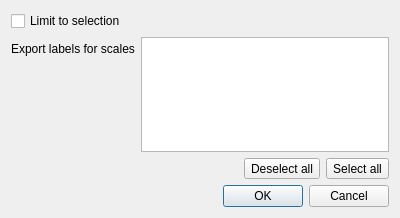
This is qgepqwat2ili/gui/gui_export.ui in QGEP/qgepqwat2ili as Qt 5 draws it before an edit. The edited form follows.
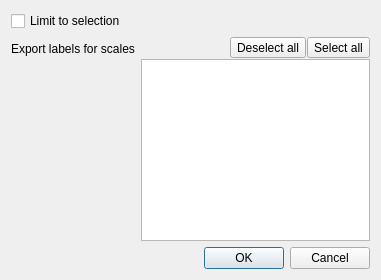
This is the edited form.

Commit message: ui fine tuning

What changed in the file:
```diff
--- a/qgepqwat2ili/gui/gui_export.ui
+++ b/qgepqwat2ili/gui/gui_export.ui
@@ -6,8 +6,8 @@
    <rect>
     <x>0</x>
     <y>0</y>
-    <width>400</width>
-    <height>218</height>
+    <width>381</width>
+    <height>280</height>
    </rect>
   </property>
   <property name="sizePolicy">
@@ -16,12 +16,6 @@
     <verstretch>0</verstretch>
    </sizepolicy>
   </property>
-  <property name="minimumSize">
-   <size>
-    <width>400</width>
-    <height>200</height>
-   </size>
-  </property>
   <property name="windowTitle">
    <string>QGEP interlis export</string>
   </property>
@@ -44,21 +38,14 @@
      </item>
      <item row="1" column="1">
       <layout class="QVBoxLayout" name="verticalLayout_4">
-       <item>
-        <widget class="QListWidget" name="labels_scale_list">
-         <property name="minimumSize">
-          <size>
-           <width>150</width>
-           <height>100</height>
-          </size>
-         </property>
-         <property name="selectionMode">
-          <enum>QAbstractItemView::MultiSelection</enum>
-         </property>
-        </widget>
-       </item>
+       <property name="spacing">
+        <number>1</number>
+       </property>
        <item>
         <layout class="QHBoxLayout" name="horizontalLayout">
+         <property name="spacing">
+          <number>1</number>
+         </property>
          <item>
           <spacer name="horizontalSpacer">
            <property name="orientation">
@@ -88,6 +75,13 @@
          </item>
         </layout>
        </item>
+       <item>
+        <widget class="QListWidget" name="labels_scale_list">
+         <property name="selectionMode">
+          <enum>QAbstractItemView::MultiSelection</enum>
+         </property>
+        </widget>
+       </item>
       </layout>
      </item>
     </layout>
```
The commit also changes 2 other files.
